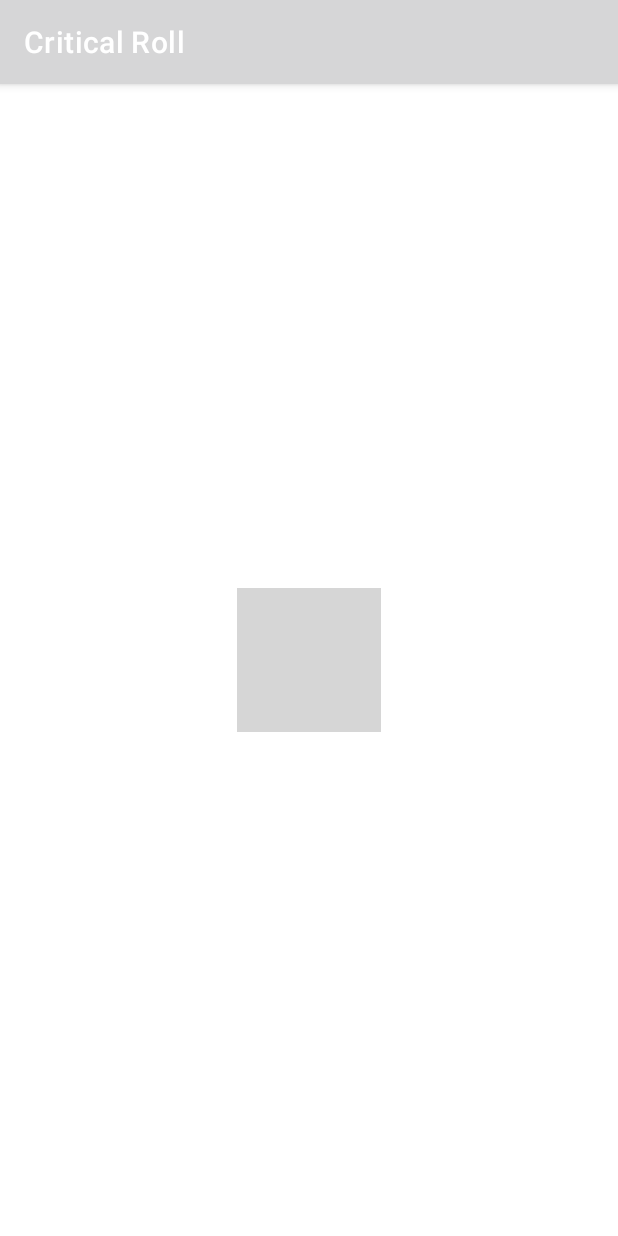
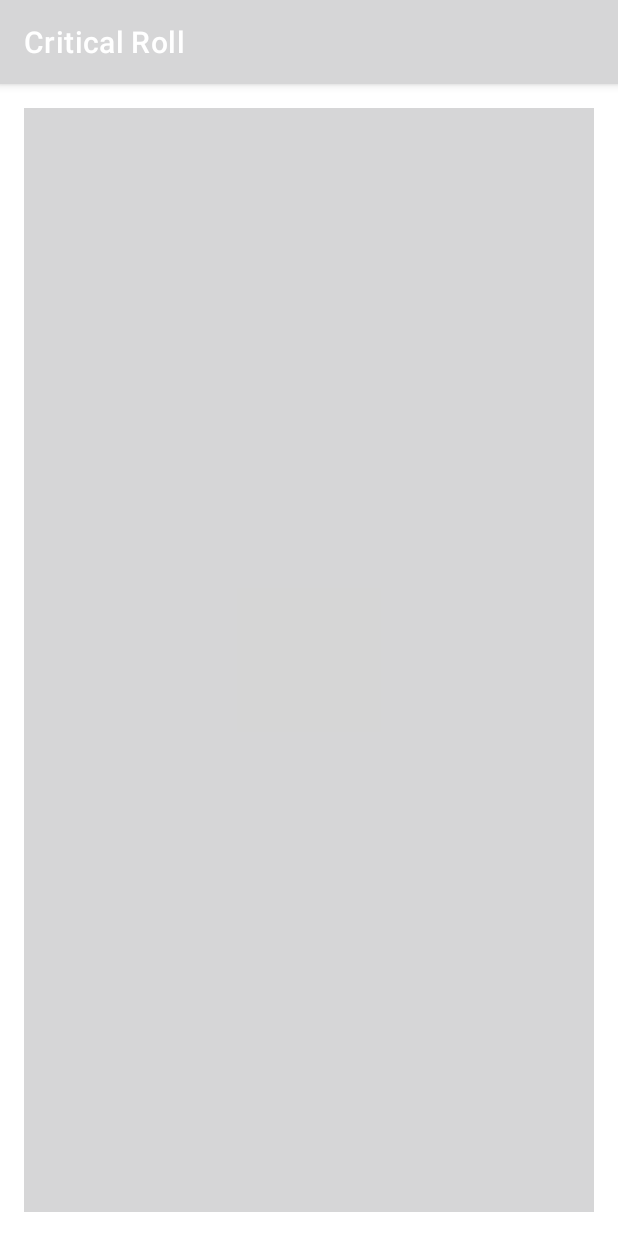
Before and after one commit to Tigerlilly2931/Critical-Roll, an Android app: the screen it shows after launch (MainActivity), on a phone screen of 412 x 824 dp. Run offline under Robolectric (Android 15) with nearby library versions, the phone set to English and light mode, and no system bars; 1 statement that could not run was skipped; grey boxes are pictures that could not be loaded.

Commit message:
Gonna mess with gifs later

```diff
--- a/app/src/main/java/com/example/criticalroll/MainActivity.java
+++ b/app/src/main/java/com/example/criticalroll/MainActivity.java
@@ -12,6 +12,7 @@ import android.hardware.SensorEventListener;
 import android.hardware.SensorManager;
 import android.media.MediaPlayer;
 import android.os.Bundle;
+import android.os.Handler;
 import android.os.VibrationEffect;
 import android.os.Vibrator;
 import android.provider.MediaStore;
--- a/app/src/main/res/layout/activity_main.xml
+++ b/app/src/main/res/layout/activity_main.xml
@@ -5,6 +5,20 @@
     android:layout_width="match_parent"
     android:layout_height="match_parent"
     tools:context=".MainActivity">
+
+    <pl.droidsonroids.gif.GifImageView
+        android:layout_width="0dp"
+        android:layout_height="match_parent"
+        android:layout_marginStart="16dp"
+        android:layout_marginTop="16dp"
+        android:layout_marginEnd="16dp"
+        android:layout_marginBottom="16dp"
+        android:background="@color/black"
+        app:layout_constraintBottom_toBottomOf="parent"
+        app:layout_constraintEnd_toEndOf="parent"
+        app:layout_constraintStart_toStartOf="parent"
+        app:layout_constraintTop_toTopOf="parent"
+        tools:visibility="visible" />
 
     <ImageView
         android:id="@+id/DicePic"
```
